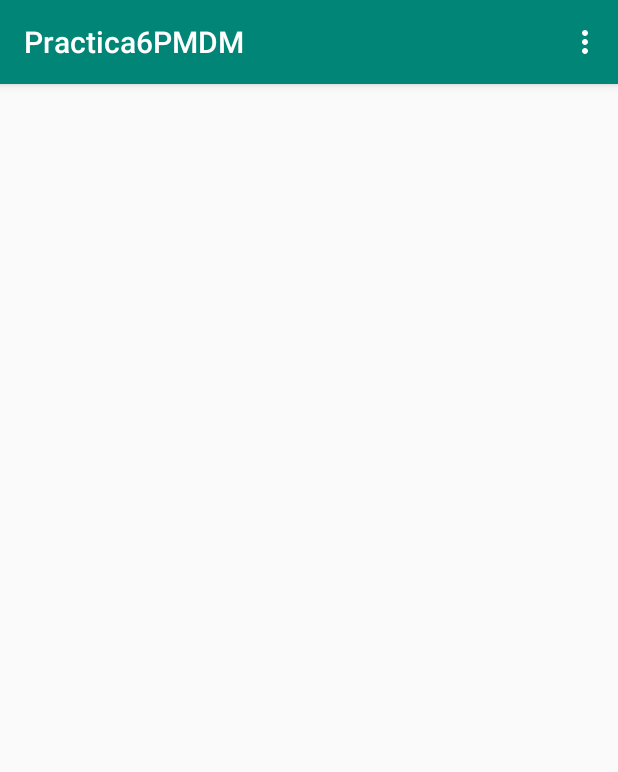
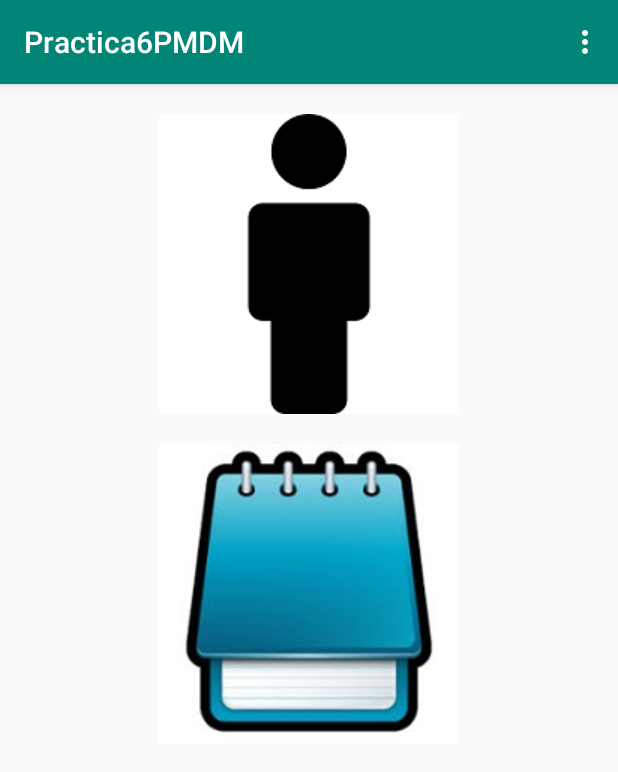
Before and after one commit to rafamolino/Practica6-PMDM, an Android app: the screen it shows after launch (MainActivity), on a phone screen of 412 x 824 dp. Shown: the top 772 px of the screen. Run offline under Robolectric (Android 15) with nearby library versions, the phone set to English and light mode, and no system bars.

Commit message:
Imágenes del layout principal: hecho

```diff
--- a/app/src/main/java/com/example/rafa/practica6pmdm/MainActivity.java
+++ b/app/src/main/java/com/example/rafa/practica6pmdm/MainActivity.java
@@ -7,8 +7,11 @@ import android.os.Bundle;
 import android.view.Menu;
 import android.view.MenuInflater;
 import android.view.MenuItem;
+import android.view.View;
 
 public class MainActivity extends AppCompatActivity {
+
+
 
     @Override
     protected void onCreate(Bundle savedInstanceState) {
@@ -36,4 +39,16 @@ public class MainActivity extends AppCompatActivity {
         return true;
     }
 
+    public void AbrirContactos(View view)
+    {
+        Intent i1 = new Intent(this, Personas.class);
+        startActivity(i1);
+    }
+
+    public void AbrirBlocDeNotas(View view)
+    {
+        Intent i2 = new Intent(this, BlocDeNotas.class);
+        startActivity(i2);
+    }
+
 }
--- a/app/src/main/res/layout/activity_main.xml
+++ b/app/src/main/res/layout/activity_main.xml
@@ -4,7 +4,24 @@
     xmlns:tools="http://schemas.android.com/tools"
     android:layout_width="match_parent"
     android:layout_height="match_parent"
+    android:layout_margin="10dp"
     android:orientation="vertical"
     tools:context=".MainActivity">
 
+    <ImageView
+        android:id="@+id/imgPersona"
+        android:layout_width="match_parent"
+        android:layout_height="wrap_content"
+        android:layout_margin="10dp"
+        android:onClick="AbrirContactos"
+        app:srcCompat="@drawable/persona" />
+
+    <ImageView
+        android:id="@+id/imgBlocNotas"
+        android:layout_width="match_parent"
+        android:layout_height="wrap_content"
+        android:layout_margin="10dp"
+        android:onClick="AbrirBlocDeNotas"
+        app:srcCompat="@drawable/blocnotas" />
+
 </LinearLayout>
```
Also changed, not shown: app/src/main/res/drawable/blocnotas.jpg (added), app/src/main/res/drawable/persona.png (added).
